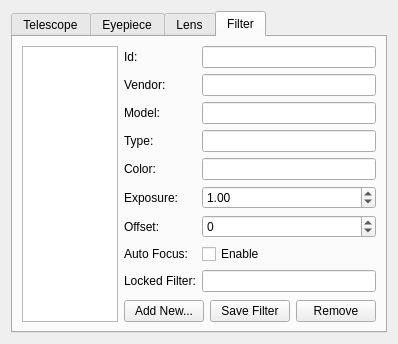
Qt form kstars/oal/equipmentwriter.ui (KDE/kstars) before a commit.
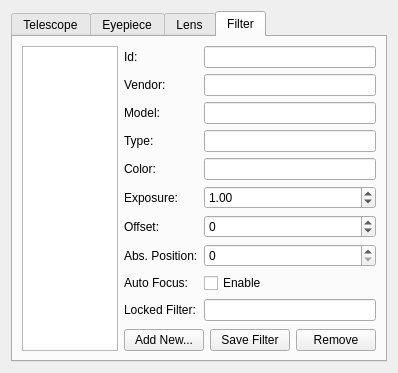
The same form after that commit. The open tabs and pages were chosen to show the change.

Commit message: Bump to 2.9.4 and initial work for flat field frame synchronization with absolute focus position of corresponding light frames using the same filter

```diff
--- a/kstars/oal/equipmentwriter.ui
+++ b/kstars/oal/equipmentwriter.ui
@@ -675,30 +675,47 @@
              </property>
             </widget>
            </item>
-           <item row="7" column="0">
+           <item row="8" column="0">
             <widget class="QLabel" name="label_21">
              <property name="text">
               <string>Auto Focus:</string>
              </property>
             </widget>
            </item>
-           <item row="7" column="1">
+           <item row="8" column="1">
             <widget class="QCheckBox" name="f_UseAutoFocus">
              <property name="text">
               <string>Enable</string>
              </property>
             </widget>
            </item>
-           <item row="8" column="0">
+           <item row="9" column="0">
             <widget class="QLabel" name="label_20">
              <property name="text">
               <string>Locked Filter:</string>
              </property>
             </widget>
            </item>
-           <item row="8" column="1">
+           <item row="9" column="1">
             <widget class="QLineEdit" name="f_LockedFilter"/>
            </item>
+           <item row="7" column="0">
+            <widget class="QLabel" name="label_22">
+             <property name="text">
+              <string>Abs. Position:</string>
+             </property>
+            </widget>
+           </item>
+           <item row="7" column="1">
+            <widget class="QSpinBox" name="f_AbsoluteFocusPosition">
+             <property name="maximum">
+              <number>1000000</number>
+             </property>
+             <property name="singleStep">
+              <number>1000</number>
+             </property>
+            </widget>
+           </item>
           </layout>
          </item>
          <item>
```
Left out of the diff: 2 changed lines with no effect on the pictures. The commit also changes 13 other files.
